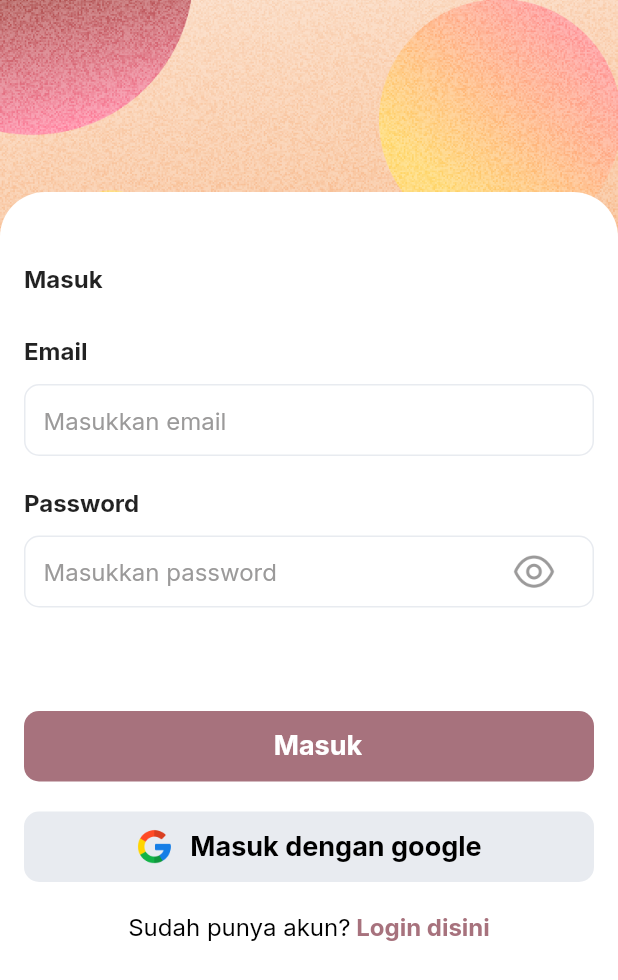
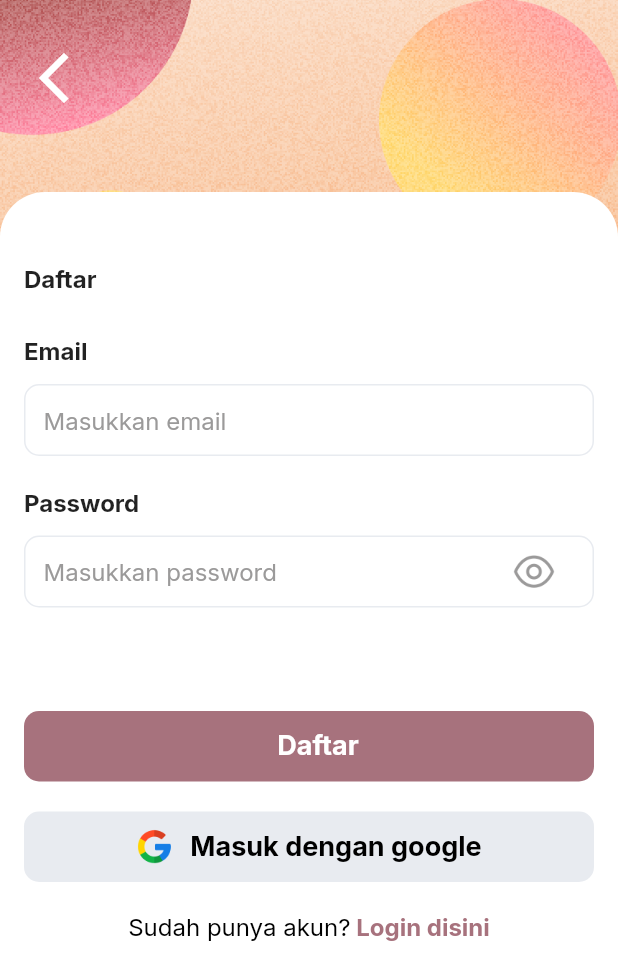
Before and after one commit to Azis202017/pkm-telyu, a Flutter app: the RegisterView screen opened by its route, on a phone screen of 412 x 824 dp. Shown: the top 980 px of the screen. Run offline on Flutter 3.47's test engine with Material 2 defaults, Android fonts, the phone set to English and light mode, and no system bars; our stand-ins replace firebase_auth, firebase_core, get, google_fonts; accounts and stored records are empty.

Commit message:
Add functionality login and register

```diff
--- a/lib/app/modules/register/views/register_view.dart
+++ b/lib/app/modules/register/views/register_view.dart
@@ -28,6 +28,22 @@ class RegisterView extends GetView<RegisterController> {
                     ),
                   ),
                 ),
+                Padding(
+                  padding: const EdgeInsets.symmetric(
+                    horizontal: 8,
+                    vertical: 24,
+                  ),
+                  child: IconButton(
+                    onPressed: () {
+                      Get.back();
+                    },
+                    icon: const Icon(
+                      Icons.arrow_back_ios_new,
+                      color: Colors.white,
+                      size: 40,
+                    ),
+                  ),
+                ),
                 Align(
                   alignment: Alignment.bottomLeft,
                   child: Container(
@@ -49,7 +65,7 @@ class RegisterView extends GetView<RegisterController> {
                       child: Column(
                         crossAxisAlignment: CrossAxisAlignment.start,
                         children: [
-                          Text('Masuk', style: headline4Bold),
+                          Text('Daftar', style: headline4Bold),
                           const SizedBox(height: 29),
                           Text('Email', style: headline4Bold),
                           const SizedBox(height: 13),
@@ -72,10 +88,16 @@ class RegisterView extends GetView<RegisterController> {
                             height: 69,
                           ),
                           ButtonWidgets(
-                            text: 'Masuk',
+                            text: 'Daftar',
                             background: primaryColor,
                             textStyle: buttonLinkLBold,
-                            onPressed: () {},
+                            onPressed: () {
+                              controller.registerUser(
+                                email: controller.emailController.text,
+                                password: controller.passwordController.text,
+                              );
+                              Get.back();
+                            },
                           ),
                           const SizedBox(
                             height: 20,
@@ -95,7 +117,11 @@ class RegisterView extends GetView<RegisterController> {
                           const SizedBox(
                             height: 20,
                           ),
-                          Center(
+                          GestureDetector(
+                            onTap: () {
+                              Get.back();
+                            },
+                            child: Center(
                               child: RichText(
                                 text: TextSpan(
                                   text: 'Sudah punya akun?',
@@ -112,6 +138,7 @@ class RegisterView extends GetView<RegisterController> {
                                 ),
                               ),
                             ),
+                          ),
                         ],
                       ),
                     ),
--- a/lib/app/modules/splash_screen/views/splash_screen_view.dart
+++ b/lib/app/modules/splash_screen/views/splash_screen_view.dart
@@ -17,7 +17,7 @@ class SplashScreenView extends GetView<SplashScreenController> {
         init: SplashScreenController(),
         initState: (_) {
           controller.timer = Timer.periodic(const Duration(seconds: 2), (_) {
-            Get.toNamed(Routes.LOGIN);
+            Get.offAndToNamed(Routes.LOGIN);
             controller.timer!.cancel();
           });
         },
```
Also changed, not shown: lib/app/modules/login/controllers/login_controller.dart (+23 -11 lines), lib/app/modules/login/views/login_view.dart (+7 -1 lines), lib/app/modules/register/controllers/register_controller.dart (+35 -0 lines). Lines whose indentation alone changed are shown as unchanged.
